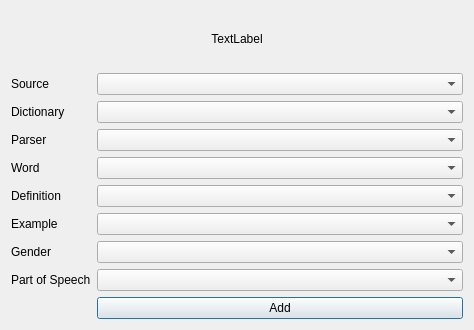
Before: the Qt Designer form designer/form.ui in abdnh/anki-wiktionary, drawn with Qt 5.
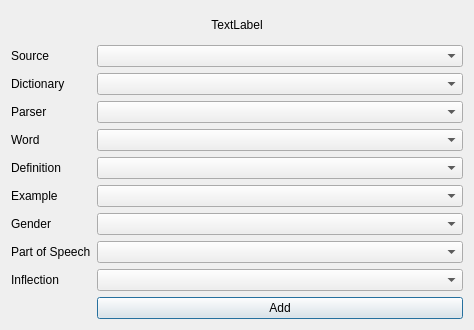
After: the same form once the commit is applied.

Commit message: Extract inflection tables from ZIM files

```diff
--- a/designer/form.ui
+++ b/designer/form.ui
@@ -76,7 +76,7 @@
      <item row="8" column="1">
       <widget class="QComboBox" name="POSFieldComboBox"/>
      </item>
-     <item row="9" column="1">
+     <item row="10" column="1">
       <widget class="QPushButton" name="addButton">
        <property name="text">
         <string>Add</string>
@@ -113,6 +113,16 @@
      <item row="3" column="1">
       <widget class="QComboBox" name="parserComboBox"/>
      </item>
+     <item row="9" column="1">
+      <widget class="QComboBox" name="inflectionFieldComboBox"/>
+     </item>
+     <item row="9" column="0">
+      <widget class="QLabel" name="label_9">
+       <property name="text">
+        <string>Inflection</string>
+       </property>
+      </widget>
+     </item>
     </layout>
    </item>
   </layout>
```
The commit also changes 6 other files.
